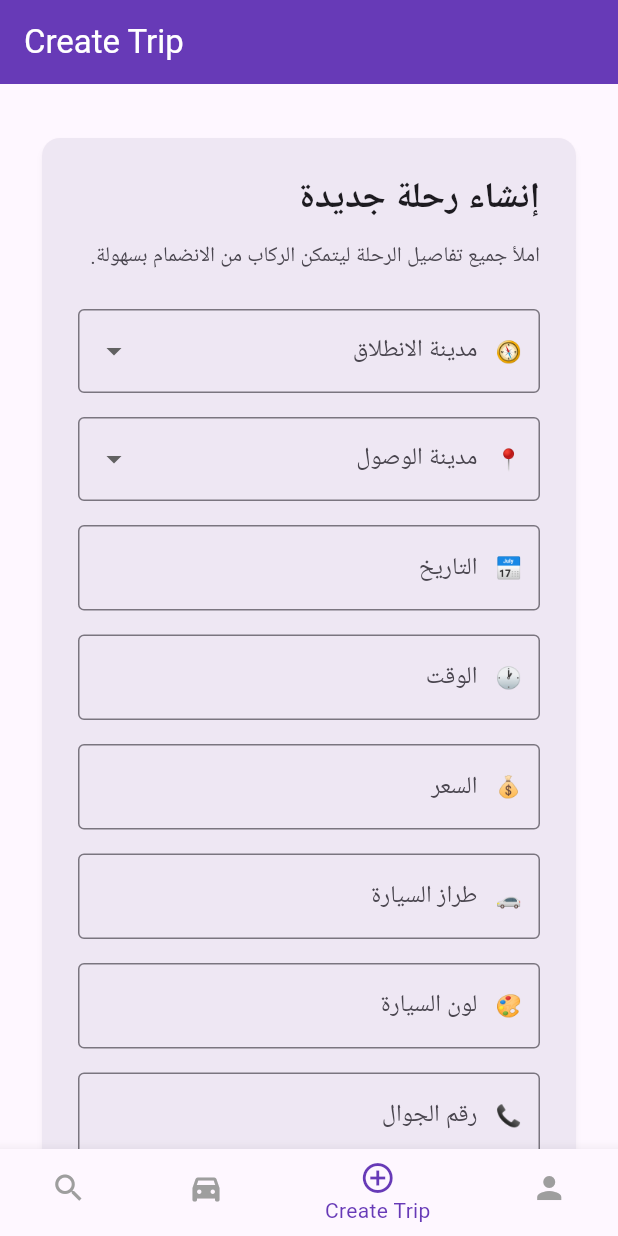
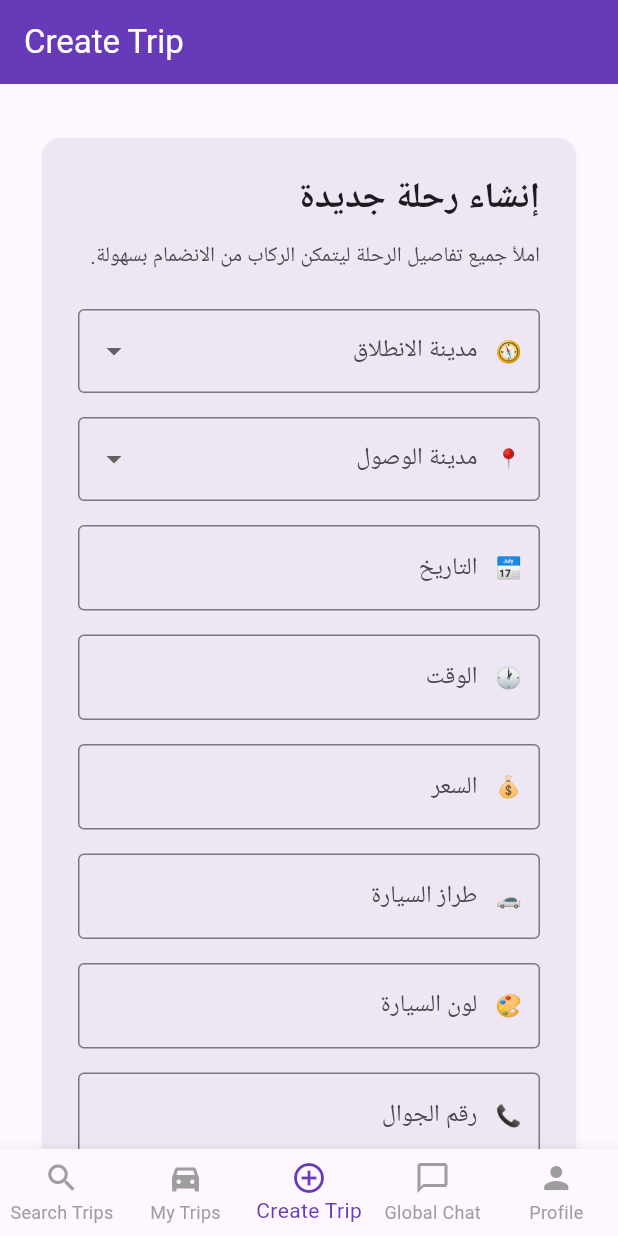
Before and after one commit to MohammadAQ/Ride, a Flutter app: the screen it shows once a user with an empty profile is signed in, item 3 of the bottom bar chosen, on a phone screen of 412 x 824 dp. Run offline on Flutter 3.47's test engine with Material 3 defaults, Android fonts, the phone set to English and light mode, and no system bars; our stand-ins replace cloud_firestore, firebase_auth, firebase_core; missing offline and left inert: dart:html; accounts and stored records are empty; network calls fail.

Commit message:
Add global chat tab to main navigation

```diff
--- a/frontend/lib/screens/main_screen.dart
+++ b/frontend/lib/screens/main_screen.dart
@@ -1,5 +1,6 @@
 import 'package:flutter/material.dart';
 import 'package:carpal_app/screens/create_trip_screen.dart';
+import 'package:carpal_app/screens/global_chat_screen.dart';
 import 'package:carpal_app/screens/my_trips_screen.dart';
 import 'package:carpal_app/screens/profile_screen.dart';
 import 'package:carpal_app/screens/search_trips_screen.dart';
@@ -28,6 +29,10 @@ class _MainScreenState extends State<MainScreen> {
       page: CreateTripScreen(showAppBar: false),
     ),
     _Destination(
+      title: 'Global Chat',
+      page: GlobalChatScreen(showAppBar: false),
+    ),
+    _Destination(
       title: 'Profile',
       page: ProfileScreen(showAppBar: false),
     ),
@@ -49,6 +54,7 @@ class _MainScreenState extends State<MainScreen> {
       ),
       body: _destinations[_selectedIndex].page,
       bottomNavigationBar: BottomNavigationBar(
+        type: BottomNavigationBarType.fixed,
         currentIndex: _selectedIndex,
         onTap: _onItemTapped,
         selectedItemColor: Colors.deepPurple,
@@ -67,6 +73,10 @@ class _MainScreenState extends State<MainScreen> {
             label: 'Create Trip',
           ),
           BottomNavigationBarItem(
+            icon: Icon(Icons.chat_bubble_outline),
+            label: 'Global Chat',
+          ),
+          BottomNavigationBarItem(
             icon: Icon(Icons.person),
             label: 'Profile',
           ),
```
Also changed, not shown: frontend/lib/screens/global_chat_screen.dart (+24 -11 lines).
